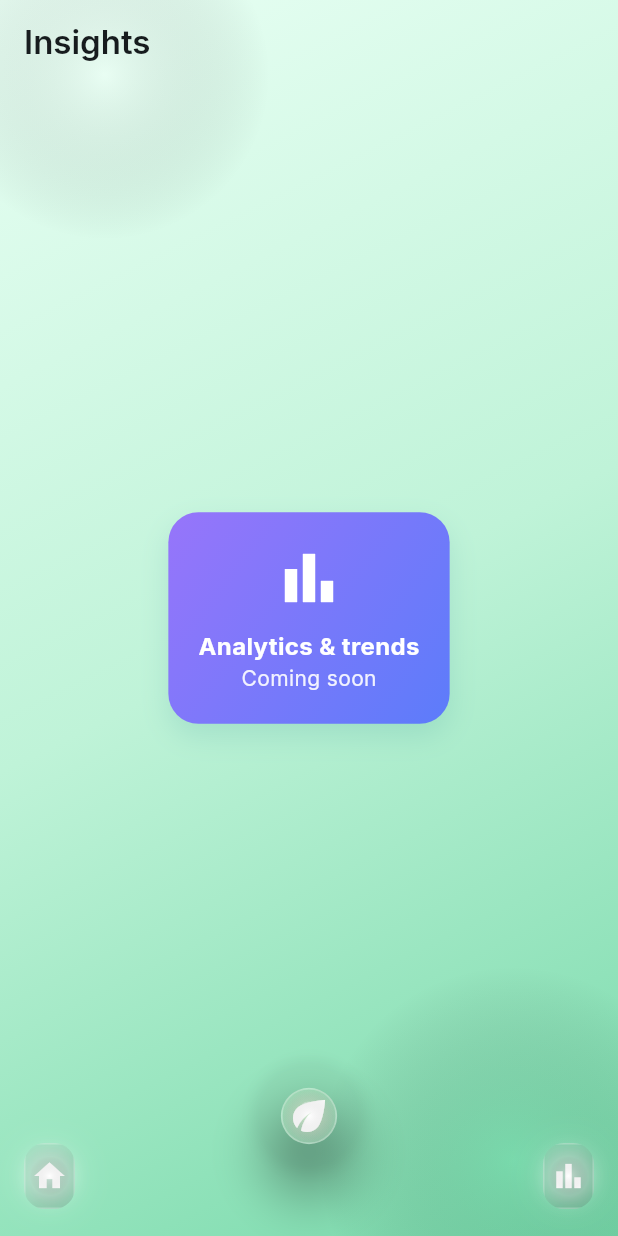
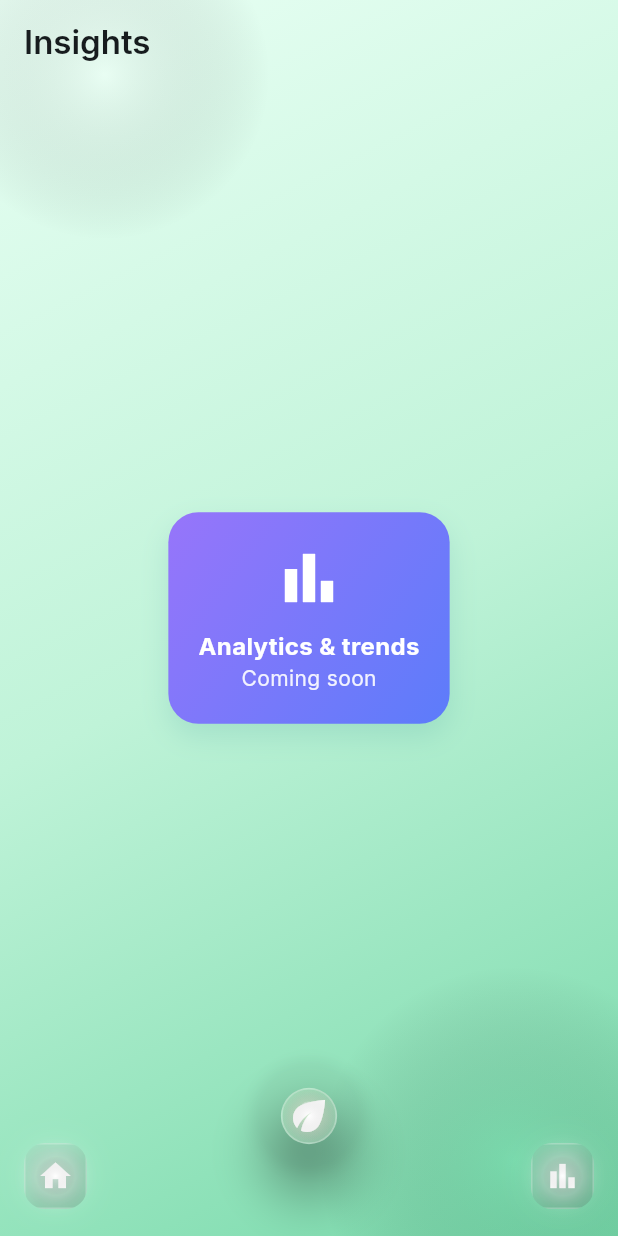
Before and after one commit to cursor2test1230-hub/hydro, a Flutter app: the screen it shows after launch, after a tap on "Nutrients", after a tap on "pH", after a tap on the "bar chart" icon, on a phone screen of 412 x 824 dp. Run offline on Flutter 3.47's test engine with Material 3 defaults, Android fonts, the phone set to English and light mode, and no system bars; our stand-ins replace google_fonts.

Commit message:
tweak(nav): symmetric circular shadows for Plant FAB; wider nav pill padding for balanced spacing

```diff
--- a/lib/main.dart
+++ b/lib/main.dart
@@ -225,7 +225,7 @@ class GlassPill extends StatelessWidget {
         filter: ImageFilter.blur(sigmaX: 18, sigmaY: 18),
         child: Container(
           height: 44,
-          padding: const EdgeInsets.symmetric(horizontal: 16),
+          padding: const EdgeInsets.symmetric(horizontal: 20),
           decoration: BoxDecoration(
             // transparent fill to emphasize glass; no inner shine overlays
             gradient: const LinearGradient(
@@ -271,8 +271,9 @@ class GlassCircle extends StatelessWidget {
             ),
             border: Border.all(color: Colors.white.withValues(alpha: 0.28), width: 1.2),
             boxShadow: const [
-              BoxShadow(color: Color(0x1FFFFFFF), offset: Offset(-2, -2), blurRadius: 10),
-              BoxShadow(color: Color(0x33000000), offset: Offset(4, 6), blurRadius: 18),
+              // Symmetric highlight/shadow for a perfect circular 3D look
+              BoxShadow(color: Color(0x33FFFFFF), offset: Offset(-3, -3), blurRadius: 14, spreadRadius: 1),
+              BoxShadow(color: Color(0x33000000), offset: Offset(6, 6), blurRadius: 20, spreadRadius: 2),
             ],
           ),
           child: Stack(
```
